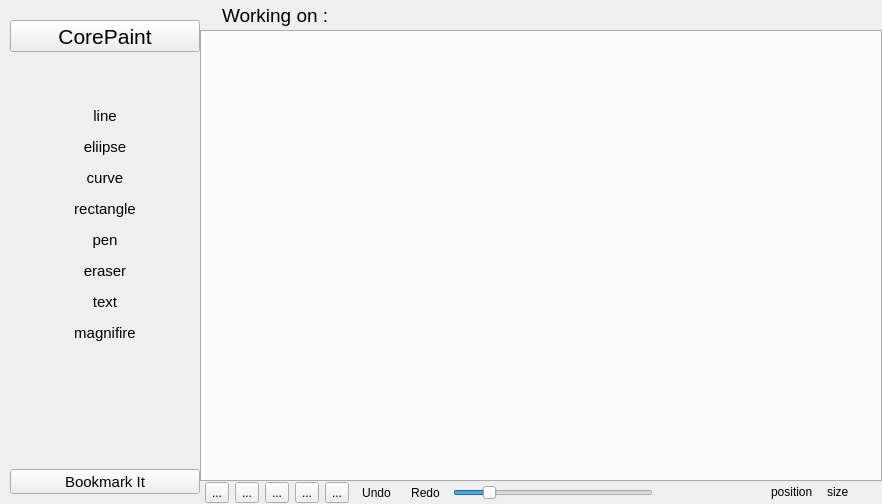
First picture: the form in app/corepaint/corepaint.ui, repository rahmanshaber/corebox, before the edit.
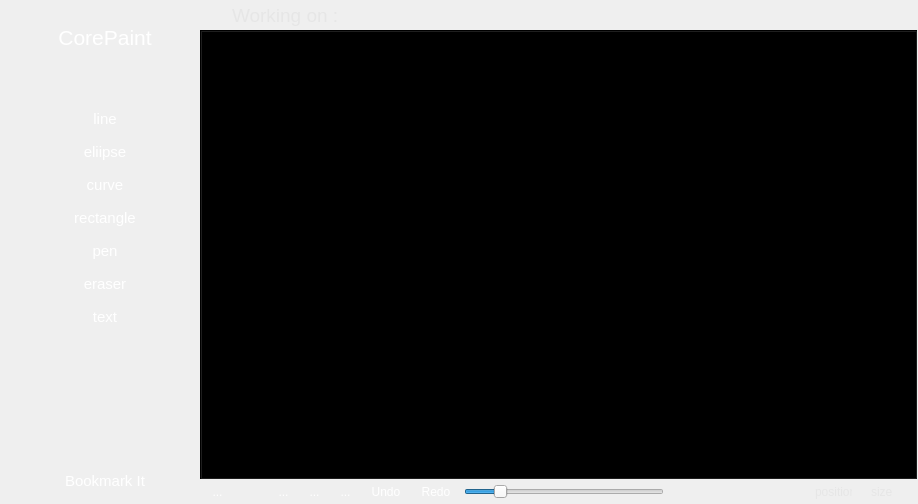
Second picture: the form after the edit. The open tabs and pages were chosen to show the change. Icons and pictures are not drawn.

Patch:
```diff
--- a/app/corepaint/corepaint.ui
+++ b/app/corepaint/corepaint.ui
@@ -6,7 +6,7 @@
    <rect>
     <x>0</x>
     <y>0</y>
-    <width>876</width>
+    <width>918</width>
     <height>504</height>
    </rect>
   </property>
@@ -18,7 +18,104 @@
     <normaloff>:/icons/CorePaint.svg</normaloff>:/icons/CorePaint.svg</iconset>
   </property>
   <property name="styleSheet">
-   <string notr="true"/>
+   <string notr="true">/*CorePaint*/
+
+#appTitle{
+    border: 1px #232323;
+    background-color: transparent;
+    color: #ffffff;}
+
+
+QWidget [accessibleName=&quot;nameBar&quot;]{
+   background-color:#363941;
+   color: #000000;
+    border: 1px #45454D;}
+
+QWidget [accessibleName=&quot;statusBar&quot;]{
+    padding: 1px 5px 1px 2px;
+    background-color: #2B2A32 ;
+    color: #ffffff;
+    border: 1px  #2B2A32;}
+
+QWidget [accessibleName=&quot;shortcut&quot;]{
+    background-color: #3A4953;
+    color: #ffffff;
+    border: 1px #3A4953;}
+
+
+QLabel{
+    background-color:transparent;
+    color:#E6E6E6 ;
+    padding: 1px 5px 1px 5px;}
+
+
+QToolButton{
+    background-color: transparent;
+    color: #ffffff;
+    border: 1px #434343;
+    Text-align:left;
+    padding: 3px 3px 3px 3px;}
+QToolButton:checked{
+    background-color: #212F39; }
+QToolButton:hover {
+    background-color: #212F39; }
+
+
+QTabWidget{
+    background-color: transparent;
+    border-style: none;}
+QTabWidget QTabBar{
+    background-color: #333333;
+    height: 30px;}
+QTabWidget QTabBar::tab{
+    text-align: left;
+    background-color: #136ba2;
+    border-style: none;
+    height: 30px;
+    width: 63px;
+    color: #ffffff;
+    padding: 0px 5px 0px 5px;}
+QTabWidget QTabBar::tab:selected{
+    background-color: #0f5d90;}
+QTabWidget QTabBar::tab:!selected{
+    background-color:  #333333;}
+QTabWidget QTabBar::tab:hover{
+    background-color:  #3D3D3D;}
+
+
+QScrollBar:vertical {
+    background-color: rgba( 0, 0, 0, 72% );
+    max-width: 8px;
+    border-radius: 4px;
+    padding: 1px; }
+QScrollBar::handle:vertical {
+    background-color: silver;
+    max-width: 6px;
+    min-height: 12px;
+    border-radius: 3px; }
+QScrollBar:horizontal {
+    background-color: rgba( 0, 0, 0, 72% );
+    max-height: 8px;
+    border-radius: 4px;
+    padding: 1px; }
+QScrollBar::handle:horizontal {
+    background-color: silver;
+    max-height: 6px;
+    min-width: 12px;
+    border-radius: 3px; }
+QScrollBar::sub-page:horizontal,
+QScrollBar::sub-page:vertical {
+    background-color: rgba( 0, 0, 0, 72% ); }
+QScrollBar::add-page:horizontal,
+QScrollBar::add-page:vertical {
+    background-color: rgba( 0, 0, 0, 72% ); }
+QScrollBar::add-line:vertical,
+QScrollBar::sub-line:vertical {
+    width: 0px; height: 0px; }
+QScrollBar::add-line:horizontal,
+QScrollBar::sub-line:horizontal {
+    width: 0px; height: 0px; }
+</string>
   </property>
   <layout class="QGridLayout" name="gridLayout">
    <property name="leftMargin">
@@ -1083,39 +1180,6 @@
             </property>
            </widget>
           </item>
-          <item>
-           <widget class="QToolButton" name="magnifier">
-            <property name="sizePolicy">
-             <sizepolicy hsizetype="MinimumExpanding" vsizetype="Fixed">
-              <horstretch>0</horstretch>
-              <verstretch>0</verstretch>
-             </sizepolicy>
-            </property>
-            <property name="font">
-             <font>
-              <pointsize>11</pointsize>
-             </font>
-            </property>
-            <property name="text">
-             <string>magnifire</string>
-            </property>
-            <property name="iconSize">
-             <size>
-              <width>22</width>
-              <height>22</height>
-             </size>
-            </property>
-            <property name="checkable">
-             <bool>true</bool>
-            </property>
-            <property name="toolButtonStyle">
-             <enum>Qt::ToolButtonTextBesideIcon</enum>
-            </property>
-            <property name="autoRaise">
-             <bool>true</bool>
-            </property>
-           </widget>
-          </item>
           <item>
            <spacer name="verticalSpacer_5">
             <property name="orientation">
@@ -1538,12 +1602,32 @@
         <property name="text">
          <string>...</string>
         </property>
+        <property name="icon">
+         <iconset resource="../icons.qrc">
+          <normaloff>:/icons/menu_w.svg</normaloff>:/icons/menu_w.svg</iconset>
+        </property>
+        <property name="iconSize">
+         <size>
+          <width>20</width>
+          <height>20</height>
+         </size>
+        </property>
        </widget>
       </item>
       <item>
        <widget class="QToolButton" name="canvasB">
-        <property name="text">
-         <string>...</string>
+        <property name="toolTip">
+         <string>Canvas</string>
+        </property>
+        <property name="icon">
+         <iconset resource="../icons.qrc">
+          <normaloff>:/icons/canvas_w.svg</normaloff>:/icons/canvas_w.svg</iconset>
+        </property>
+        <property name="iconSize">
+         <size>
+          <width>20</width>
+          <height>20</height>
+         </size>
         </property>
        </widget>
       </item>
@@ -1552,6 +1636,16 @@
         <property name="text">
          <string>...</string>
         </property>
+        <property name="icon">
+         <iconset resource="../icons.qrc">
+          <normaloff>:/icons/instruments-icons/select_w.svg</normaloff>:/icons/instruments-icons/select_w.svg</iconset>
+        </property>
+        <property name="iconSize">
+         <size>
+          <width>20</width>
+          <height>20</height>
+         </size>
+        </property>
        </widget>
       </item>
       <item>
@@ -1559,6 +1653,16 @@
         <property name="text">
          <string>...</string>
         </property>
+        <property name="icon">
+         <iconset resource="../icons.qrc">
+          <normaloff>:/icons/edit_w.svg</normaloff>:/icons/edit_w.svg</iconset>
+        </property>
+        <property name="iconSize">
+         <size>
+          <width>20</width>
+          <height>20</height>
+         </size>
+        </property>
        </widget>
       </item>
       <item>
@@ -1566,6 +1670,16 @@
         <property name="text">
          <string>...</string>
         </property>
+        <property name="icon">
+         <iconset resource="../icons.qrc">
+          <normaloff>:/icons/color_w.svg</normaloff>:/icons/color_w.svg</iconset>
+        </property>
+        <property name="iconSize">
+         <size>
+          <width>20</width>
+          <height>20</height>
+         </size>
+        </property>
        </widget>
       </item>
       <item>
```
Left out of the diff: 83 changed lines with no effect on the pictures.
